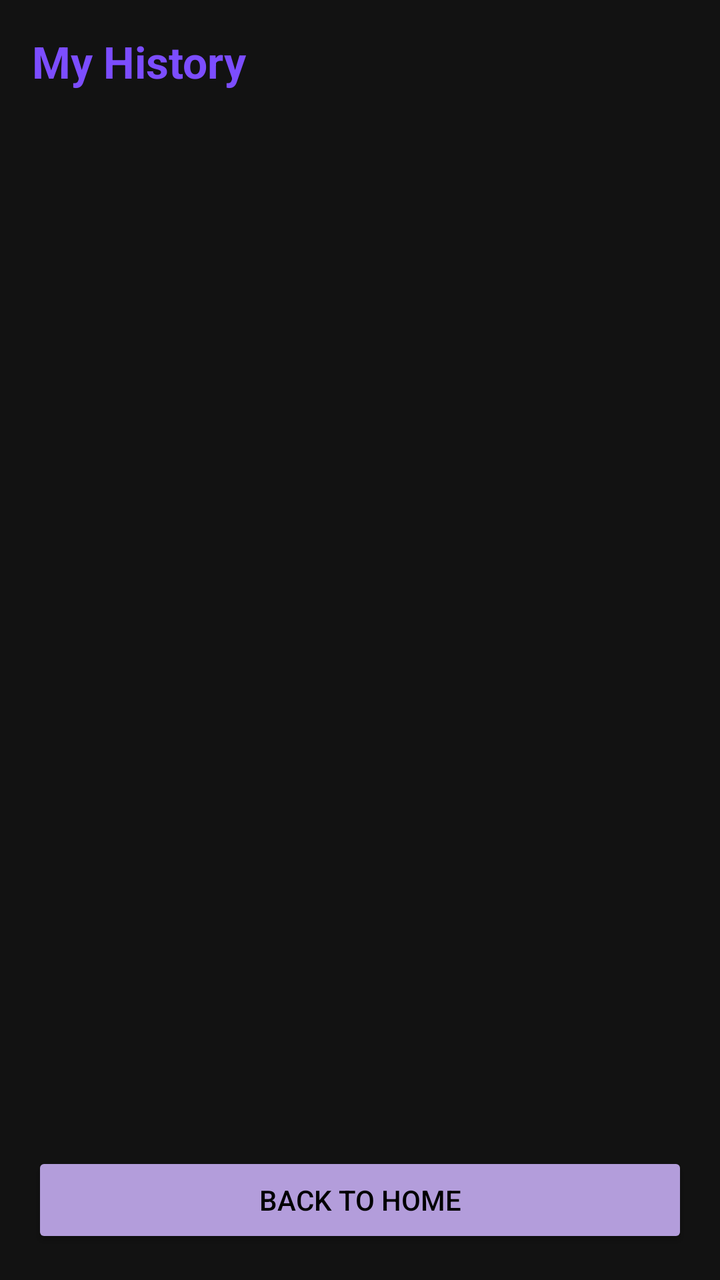
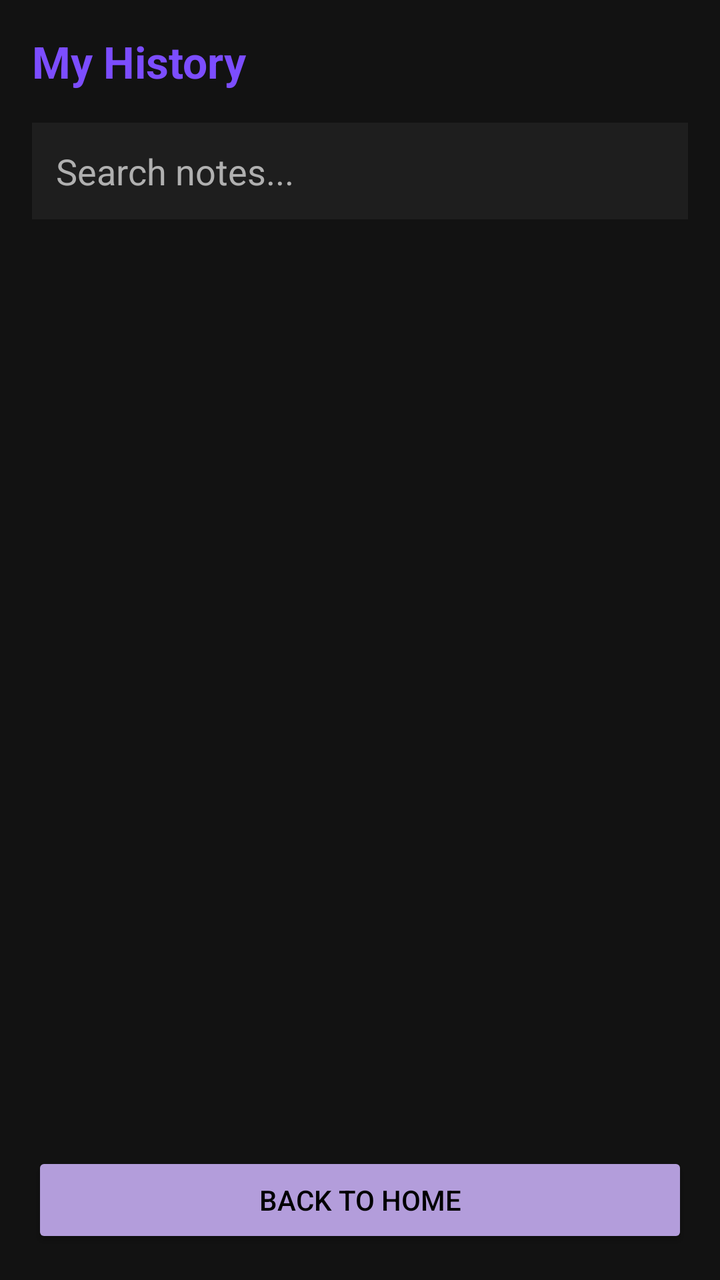

Before-and-after screenshots of an Android layout around one commit, followed by the original layout XML and the change that was made.
<!-- AndroidManifest.xml: application theme Theme.Scanlern -->
<!-- res/layout/activity_history.xml -->
<?xml version="1.0" encoding="utf-8"?>
<LinearLayout xmlns:android="http://schemas.android.com/apk/res/android"
    xmlns:tools="http://schemas.android.com/tools"
    android:layout_width="match_parent"
    android:layout_height="match_parent"
    android:orientation="vertical"
    android:padding="16dp"
    tools:context=".HistoryActivity">

    <TextView
        android:layout_width="wrap_content"
        android:layout_height="wrap_content"
        android:text="My History"
        android:textSize="22sp"
        android:textStyle="bold"
        android:textColor="@color/primary"
        android:layout_marginBottom="16dp" />

    <androidx.recyclerview.widget.RecyclerView
        android:id="@+id/recyclerView"
        android:layout_width="match_parent"
        android:layout_height="0dp"
        android:layout_weight="1" />

    <TextView
        android:id="@+id/tvEmpty"
        android:layout_width="match_parent"
        android:layout_height="wrap_content"
        android:text="No notes saved yet"
        android:textAlignment="center"
        android:textSize="16sp"
        android:layout_marginTop="32dp"
        android:visibility="gone" />

    <Button
        android:id="@+id/btnBackHistory"
        android:layout_width="match_parent"
        android:layout_height="wrap_content"
        android:layout_marginTop="16dp"
        android:text="Back to Home"
        android:backgroundTint="@color/primary_light"
        android:textColor="@color/black" />

</LinearLayout>
<!-- resources referenced by this layout -->
<resources>
  <color name="black">#FF000000</color>
  <color name="primary">#7C4DFF</color>
  <color name="primary_light">#B39DDB</color>
  <style name="Theme.Scanlern" parent="Base.Theme.Scanlern" />
  <style name="Base.Theme.Scanlern" parent="Theme.Material3.DayNight.NoActionBar">
          <item name="colorPrimary">@color/primary</item>
          <item name="colorPrimaryDark">@color/primary_dark</item>
          <item name="colorAccent">@color/primary_light</item>
          <item name="android:colorBackground">@color/background_dark</item>
          <item name="android:statusBarColor">@color/background_dark</item>
          <item name="android:windowLightStatusBar">false</item>
      </style>
  <color name="primary_dark">#5E35B1</color>
  <color name="background_dark">#121212</color>
</resources>

<!-- the commit's change to res/layout/activity_history.xml (unified diff, before → after) -->
@@ -14,6 +14,17 @@
         android:textSize="22sp"
         android:textStyle="bold"
         android:textColor="@color/primary"
+        android:layout_marginBottom="16dp" />
+    <EditText
+        android:id="@+id/etSearch"
+        android:layout_width="match_parent"
+        android:layout_height="wrap_content"
+        android:hint="Search notes..."
+        android:inputType="text"
+        android:padding="12dp"
+        android:background="@color/surface_dark"
+        android:textColor="@color/text_primary"
+        android:textColorHint="@color/text_secondary"
         android:layout_marginBottom="16dp" />
 
     <androidx.recyclerview.widget.RecyclerView
<!-- resource entries referenced after the edit -->
@@ -3,6 +3,9 @@
   <color name="black">#FF000000</color>
   <color name="primary">#7C4DFF</color>
   <color name="primary_light">#B39DDB</color>
+  <color name="surface_dark">#1E1E1E</color>
+  <color name="text_primary">#FFFFFF</color>
+  <color name="text_secondary">#B0B0B0</color>
   <style name="Theme.Scanlern" parent="Base.Theme.Scanlern" />
   <style name="Base.Theme.Scanlern" parent="Theme.Material3.DayNight.NoActionBar">
           <item name="colorPrimary">@color/primary</item>
